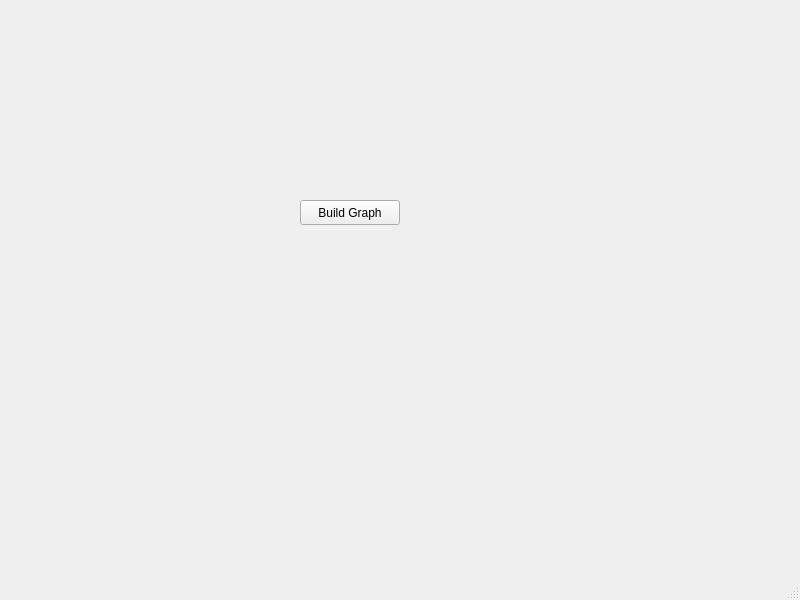
Qt form mainwindow.ui (Genas2/diplom) before a commit.
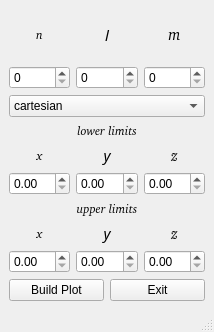
The same form after that commit.

Commit message: Added n,m,l and coordinat inputs to the mainwindow form

The edit to the form file:
```diff
--- a/mainwindow.ui
+++ b/mainwindow.ui
@@ -6,27 +6,317 @@
    <rect>
     <x>0</x>
     <y>0</y>
-    <width>800</width>
-    <height>600</height>
+    <width>214</width>
+    <height>332</height>
    </rect>
   </property>
   <property name="windowTitle">
    <string>MainWindow</string>
   </property>
   <widget class="QWidget" name="centralwidget">
-   <widget class="QPushButton" name="pushButton">
-    <property name="geometry">
-     <rect>
-      <x>300</x>
-      <y>200</y>
-      <width>100</width>
-      <height>25</height>
-     </rect>
-    </property>
-    <property name="text">
-     <string>Build Graph</string>
-    </property>
-   </widget>
+   <layout class="QVBoxLayout" name="verticalLayout_13">
+    <item>
+     <layout class="QHBoxLayout" name="horizontalLayout">
+      <item>
+       <layout class="QVBoxLayout" name="verticalLayout">
+        <item>
+         <widget class="QLabel" name="lbl_n">
+          <property name="font">
+           <font>
+            <family>CMU Serif [unknown]</family>
+            <italic>true</italic>
+           </font>
+          </property>
+          <property name="text">
+           <string>n</string>
+          </property>
+          <property name="alignment">
+           <set>Qt::AlignCenter</set>
+          </property>
+         </widget>
+        </item>
+        <item>
+         <widget class="QSpinBox" name="spin_n"/>
+        </item>
+       </layout>
+      </item>
+      <item>
+       <layout class="QVBoxLayout" name="verticalLayout_2">
+        <item>
+         <widget class="QLabel" name="lbl_l">
+          <property name="font">
+           <font>
+            <family>CMU Serif</family>
+            <pointsize>11</pointsize>
+            <italic>true</italic>
+           </font>
+          </property>
+          <property name="text">
+           <string>l</string>
+          </property>
+          <property name="alignment">
+           <set>Qt::AlignCenter</set>
+          </property>
+         </widget>
+        </item>
+        <item>
+         <widget class="QSpinBox" name="spin_l"/>
+        </item>
+       </layout>
+      </item>
+      <item>
+       <layout class="QVBoxLayout" name="verticalLayout_3">
+        <item>
+         <widget class="QLabel" name="lbl_m">
+          <property name="font">
+           <font>
+            <family>CMU Serif [unknown]</family>
+            <pointsize>11</pointsize>
+            <italic>true</italic>
+           </font>
+          </property>
+          <property name="text">
+           <string>m</string>
+          </property>
+          <property name="alignment">
+           <set>Qt::AlignCenter</set>
+          </property>
+         </widget>
+        </item>
+        <item>
+         <widget class="QSpinBox" name="spin_m"/>
+        </item>
+       </layout>
+      </item>
+     </layout>
+    </item>
+    <item>
+     <layout class="QVBoxLayout" name="verticalLayout_12">
+      <item>
+       <widget class="QComboBox" name="comboBox">
+        <item>
+         <property name="text">
+          <string>cartesian</string>
+         </property>
+        </item>
+        <item>
+         <property name="text">
+          <string>spherical</string>
+         </property>
+        </item>
+       </widget>
+      </item>
+      <item>
+       <layout class="QVBoxLayout" name="verticalLayout_7">
+        <item>
+         <widget class="QLabel" name="lbl_x_r_2">
+          <property name="font">
+           <font>
+            <family>CMU Serif [unknown]</family>
+            <italic>true</italic>
+           </font>
+          </property>
+          <property name="text">
+           <string>lower limits</string>
+          </property>
+          <property name="alignment">
+           <set>Qt::AlignCenter</set>
+          </property>
+         </widget>
+        </item>
+        <item>
+         <layout class="QHBoxLayout" name="horizontalLayout_2">
+          <item>
+           <layout class="QVBoxLayout" name="verticalLayout_4">
+            <item>
+             <widget class="QLabel" name="lblMin_x_r">
+              <property name="font">
+               <font>
+                <family>CMU Serif [unknown]</family>
+                <italic>true</italic>
+               </font>
+              </property>
+              <property name="text">
+               <string>x</string>
+              </property>
+              <property name="alignment">
+               <set>Qt::AlignCenter</set>
+              </property>
+             </widget>
+            </item>
+            <item>
+             <widget class="QDoubleSpinBox" name="spinMin_x_r"/>
+            </item>
+           </layout>
+          </item>
+          <item>
+           <layout class="QVBoxLayout" name="verticalLayout_5">
+            <item>
+             <widget class="QLabel" name="lblMin_y_theta">
+              <property name="font">
+               <font>
+                <family>CMU Serif</family>
+                <pointsize>11</pointsize>
+                <italic>true</italic>
+               </font>
+              </property>
+              <property name="text">
+               <string>y</string>
+              </property>
+              <property name="alignment">
+               <set>Qt::AlignCenter</set>
+              </property>
+             </widget>
+            </item>
+            <item>
+             <widget class="QDoubleSpinBox" name="spinMin_y_theta"/>
+            </item>
+           </layout>
+          </item>
+          <item>
+           <layout class="QVBoxLayout" name="verticalLayout_6">
+            <item>
+             <widget class="QLabel" name="lblMin_x_phi">
+              <property name="font">
+               <font>
+                <family>CMU Serif [unknown]</family>
+                <pointsize>11</pointsize>
+                <italic>true</italic>
+               </font>
+              </property>
+              <property name="text">
+               <string>z</string>
+              </property>
+              <property name="alignment">
+               <set>Qt::AlignCenter</set>
+              </property>
+             </widget>
+            </item>
+            <item>
+             <widget class="QDoubleSpinBox" name="spinMin_z_phi"/>
+            </item>
+           </layout>
+          </item>
+         </layout>
+        </item>
+       </layout>
+      </item>
+      <item>
+       <layout class="QVBoxLayout" name="verticalLayout_8">
+        <item>
+         <widget class="QLabel" name="lbl_x_r_3">
+          <property name="font">
+           <font>
+            <family>CMU Serif [unknown]</family>
+            <italic>true</italic>
+           </font>
+          </property>
+          <property name="text">
+           <string>upper limits</string>
+          </property>
+          <property name="alignment">
+           <set>Qt::AlignCenter</set>
+          </property>
+         </widget>
+        </item>
+        <item>
+         <layout class="QHBoxLayout" name="horizontalLayout_4">
+          <item>
+           <layout class="QVBoxLayout" name="verticalLayout_9">
+            <item>
+             <widget class="QLabel" name="lblMax_x_r">
+              <property name="font">
+               <font>
+                <family>CMU Serif [unknown]</family>
+                <italic>true</italic>
+               </font>
+              </property>
+              <property name="text">
+               <string>x</string>
+              </property>
+              <property name="alignment">
+               <set>Qt::AlignCenter</set>
+              </property>
+             </widget>
+            </item>
+            <item>
+             <widget class="QDoubleSpinBox" name="spinMax_x_r"/>
+            </item>
+           </layout>
+          </item>
+          <item>
+           <layout class="QVBoxLayout" name="verticalLayout_10">
+            <item>
+             <widget class="QLabel" name="lblMax_y_theta">
+              <property name="font">
+               <font>
+                <family>CMU Serif</family>
+                <pointsize>11</pointsize>
+                <italic>true</italic>
+               </font>
+              </property>
+              <property name="text">
+               <string>y</string>
+              </property>
+              <property name="alignment">
+               <set>Qt::AlignCenter</set>
+              </property>
+             </widget>
+            </item>
+            <item>
+             <widget class="QDoubleSpinBox" name="spinMax_y_theta"/>
+            </item>
+           </layout>
+          </item>
+          <item>
+           <layout class="QVBoxLayout" name="verticalLayout_11">
+            <item>
+             <widget class="QLabel" name="lblMax_x_phi">
+              <property name="font">
+               <font>
+                <family>CMU Serif [unknown]</family>
+                <pointsize>11</pointsize>
+                <italic>true</italic>
+               </font>
+              </property>
+              <property name="text">
+               <string>z</string>
+              </property>
+              <property name="alignment">
+               <set>Qt::AlignCenter</set>
+              </property>
+             </widget>
+            </item>
+            <item>
+             <widget class="QDoubleSpinBox" name="spinMax_z_phi"/>
+            </item>
+           </layout>
+          </item>
+         </layout>
+        </item>
+       </layout>
+      </item>
+     </layout>
+    </item>
+    <item>
+     <layout class="QHBoxLayout" name="horizontalLayout_3">
+      <item>
+       <widget class="QPushButton" name="btnBuildPlot">
+        <property name="text">
+         <string>Build Plot</string>
+        </property>
+       </widget>
+      </item>
+      <item>
+       <widget class="QPushButton" name="btnExit">
+        <property name="text">
+         <string>Exit</string>
+        </property>
+       </widget>
+      </item>
+     </layout>
+    </item>
+   </layout>
   </widget>
   <widget class="QMenuBar" name="menubar">
    <property name="geometry">
```
Left out of the diff: 2 changed lines with no effect on the pictures.
